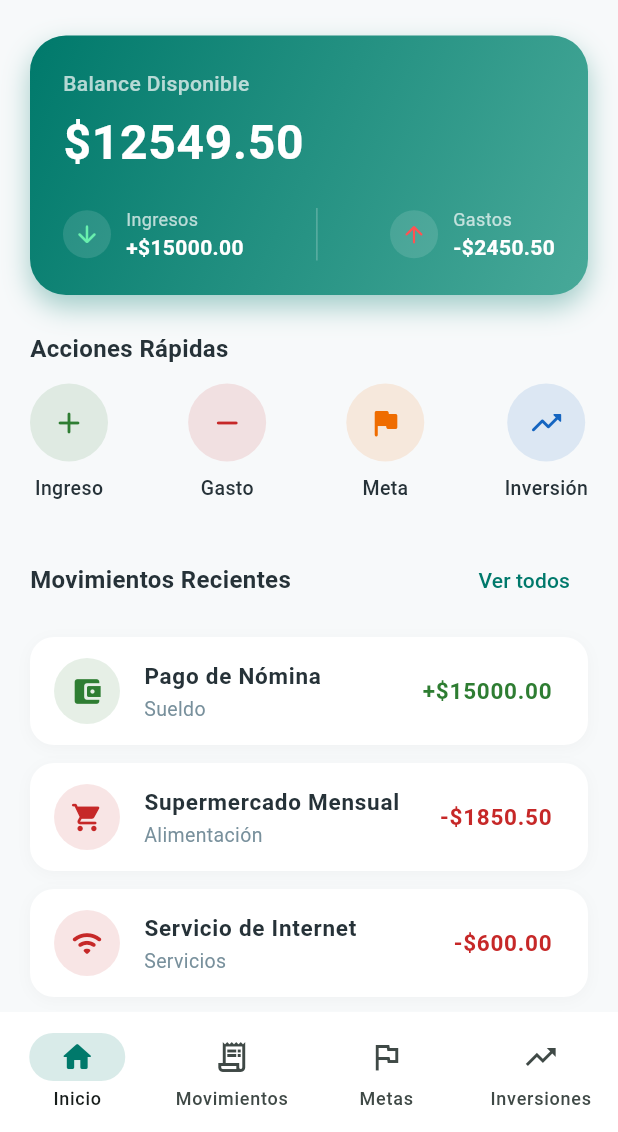
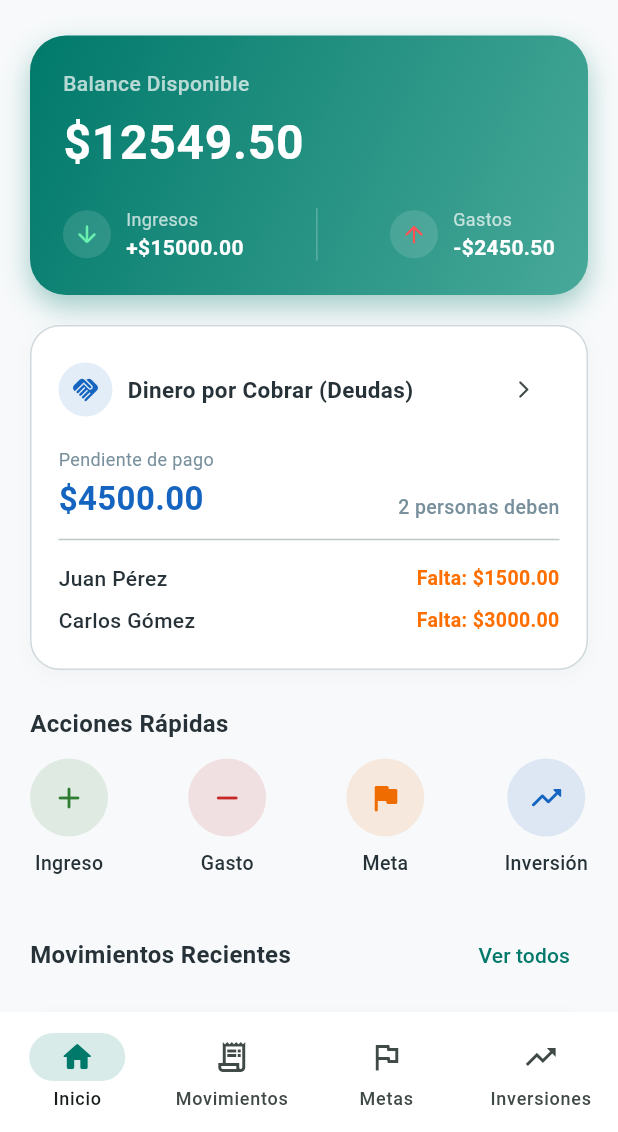
Before and after one commit to A1exauri0/app_finanzas, a Flutter app: the screen it shows after launch, on a phone screen of 412 x 824 dp, the part 104-1236 px from its top. Run offline on Flutter 3.47's test engine with Material 3 defaults, Android fonts, the phone set to English and light mode, and no system bars.

Commit message:
feat(pantallas): incorporar saldo por cobrar y descuento automatico de deudas

```diff
--- a/lib/pantallas/inicio_screen.dart
+++ b/lib/pantallas/inicio_screen.dart
@@ -12,6 +12,7 @@ import '../constantes/colores_app.dart';
 // IMPORTACIONES DE MODELOS
 // ==========================================
 import '../modelos/movimiento_modelo.dart';
+import '../modelos/deuda_modelo.dart';
 
 // ==========================================
 // IMPORTACIONES DE COMPONENTES WIDGETS
@@ -19,6 +20,7 @@ import '../modelos/movimiento_modelo.dart';
 import '../componentes/balance_card.dart';
 import '../componentes/movimiento_item_tile.dart';
 import '../componentes/nuevo_movimiento_modal.dart';
+import '../componentes/deudas_resumen_card.dart';
 
 // ==========================================
 // PANTALLA PRINCIPAL: INICIO
@@ -31,6 +33,26 @@ class InicioScreen extends StatefulWidget {
 }
 
 class _InicioScreenState extends State<InicioScreen> {
+  // Lista en memoria de personas que deben dinero
+  final List<DeudaModelo> _listaDeudasPorCobrar = [
+    DeudaModelo(
+      id: 'deuda-1',
+      nombreDeudor: 'Juan Pérez',
+      montoTotalPrestado: 2500.00,
+      montoPendiente: 1500.00,
+      fechaPrestamo: DateTime.now().subtract(const Duration(days: 15)),
+      notas: 'Préstamo para reparación de vehículo',
+    ),
+    DeudaModelo(
+      id: 'deuda-2',
+      nombreDeudor: 'Carlos Gómez',
+      montoTotalPrestado: 3000.00,
+      montoPendiente: 3000.00,
+      fechaPrestamo: DateTime.now().subtract(const Duration(days: 5)),
+      notas: 'Préstamo personal',
+    ),
+  ];
+
   // Lista en memoria de movimientos financieros
   final List<MovimientoModelo> _listaMovimientos = [
     MovimientoModelo(
@@ -84,15 +106,33 @@ class _InicioScreenState extends State<InicioScreen> {
       ),
       builder: (ctx) => NuevoMovimientoModal(
         tipoInicial: tipoInicial,
+        listaDeudasActivas: _listaDeudasPorCobrar,
         alGuardarMovimiento: (nuevoMovimiento) {
           setState(() {
             _listaMovimientos.insert(0, nuevoMovimiento);
+
+            // Si es un cobro de deuda, restamos de la deuda asociada
+            if (nuevoMovimiento.idDeudaAsociada != null) {
+              final deudaIndex = _listaDeudasPorCobrar.indexWhere(
+                (d) => d.id == nuevoMovimiento.idDeudaAsociada,
+              );
+              if (deudaIndex != -1) {
+                final deuda = _listaDeudasPorCobrar[deudaIndex];
+                deuda.montoPendiente -= nuevoMovimiento.monto;
+                if (deuda.montoPendiente < 0) deuda.montoPendiente = 0;
+              }
+            }
           });
+
+          // Notificación visual de confirmación
+          final bool esCobro = nuevoMovimiento.nombreDeudorAsociado != null;
+          final String mensaje = esCobro
+              ? 'Se registró abono de \$${nuevoMovimiento.monto.toStringAsFixed(2)} de ${nuevoMovimiento.nombreDeudorAsociado}'
+              : '${nuevoMovimiento.tipo == TipoMovimiento.ingreso ? "Ingreso" : "Gasto"} registrado correctamente';
+
           ScaffoldMessenger.of(context).showSnackBar(
             SnackBar(
-              content: Text(
-                '${nuevoMovimiento.tipo == TipoMovimiento.ingreso ? "Ingreso" : "Gasto"} registrado correctamente',
-              ),
+              content: Text(mensaje),
               backgroundColor: nuevoMovimiento.tipo == TipoMovimiento.ingreso
                   ? ColoresApp.ingresoVerde
                   : ColoresApp.gastoRojo,
@@ -156,6 +196,13 @@ class _InicioScreenState extends State<InicioScreen> {
                 saldoTotal: _saldoTotal,
                 ingresosMes: _totalIngresos,
                 gastosMes: _totalGastos,
+              ),
+              const SizedBox(height: 20),
+
+              // Tarjeta de cuentas por cobrar (Deudas de terceros)
+              DeudasResumenCard(
+                listaDeudas: _listaDeudasPorCobrar,
+                alPulsarVerDetalles: () {},
               ),
               const SizedBox(height: 24),
 
```
